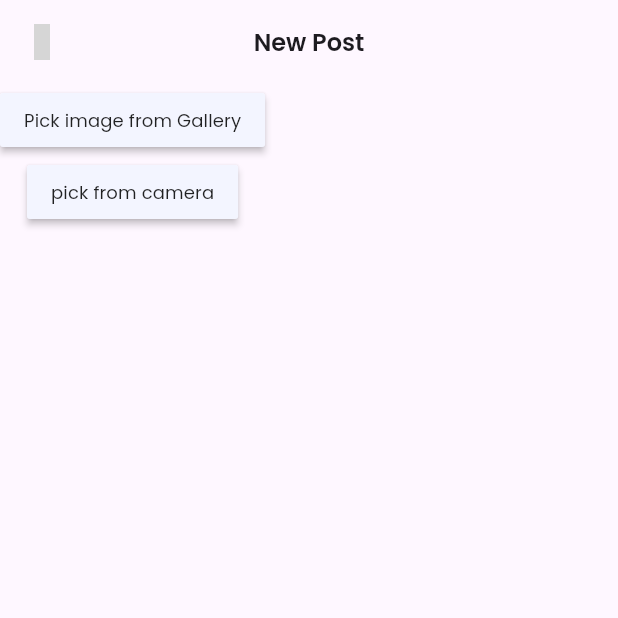
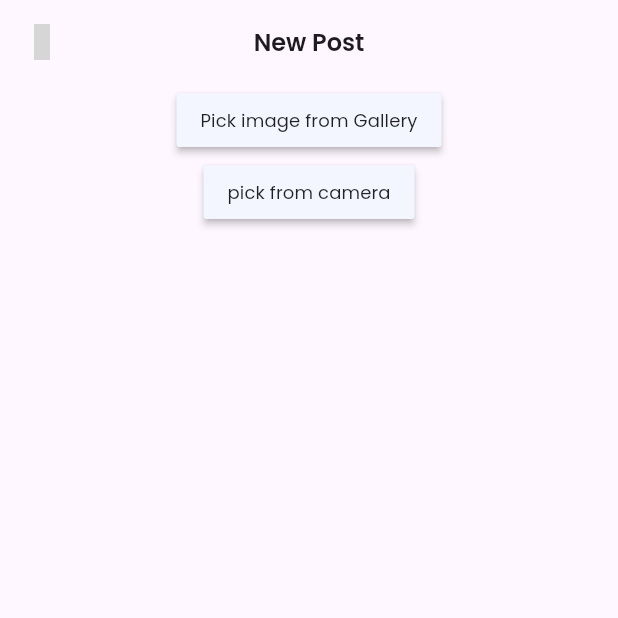
Before and after one commit to dev-blax/verbose-octo-invention, a Flutter app: the Core screen opened directly, item 3 of the bottom bar chosen, after a tap on "pick from camera", on a phone screen of 412 x 824 dp, the top half of it. Run offline on Flutter 3.47's test engine with Material 3 defaults, Android fonts, the phone set to English and light mode, and no system bars; our stand-ins replace flutter_spinkit, flutter_svg, get, iconsax, image_picker, rive and 1 more; grey boxes are pictures that could not be loaded.

Commit message:
something just like this

```diff
--- a/lib/Components/post_card.dart
+++ b/lib/Components/post_card.dart
@@ -1,6 +1,12 @@
+import 'package:explore_larosa_mobile/Features/Chat/convo_screen.dart';
+import 'package:explore_larosa_mobile/utils/constants/colors.dart';
 import 'package:explore_larosa_mobile/utils/constants/image_strings.dart';
 import 'package:flutter/gestures.dart';
 import 'package:flutter/material.dart';
+import 'package:flutter/services.dart';
+import 'package:flutter/widgets.dart';
+import 'package:get/get.dart';
+import 'package:http/http.dart';
 import 'package:iconsax/iconsax.dart';
 import 'package:flutter_svg/flutter_svg.dart';
 
@@ -31,7 +37,13 @@ class _PostCardState extends State<PostCard> {
 
   @override
   Widget build(BuildContext context) {
-    return Column(
+    return GestureDetector(
+      onDoubleTap: () {
+        setState(() {
+          isLiked = !isLiked;
+        });
+      },
+      child: Column(
         crossAxisAlignment: CrossAxisAlignment.start,
         children: [
           ImageSection(
@@ -46,52 +58,43 @@ class _PostCardState extends State<PostCard> {
             child: Row(
               mainAxisAlignment: MainAxisAlignment.spaceAround,
               children: [
+                Row(
+                  mainAxisAlignment: MainAxisAlignment.center,
+                  children: [
                     IconButton(
                       onPressed: () async {
                         setState(() {
                           isLiked = !isLiked;
                         });
-                    //try {
-                    //   Map<String, String> headers = {
-                    //     "Accept": "application/json",
-                    //     "Access-Control-Allow-Origin": "*"
-                    //   };
-                    //   // var uri = Uri.http('192.168.1.3:8080', 'countries/all');
-                    //   // print('sending country request');
-
-                    //   // var response = await http.get(uri, headers: headers);
-                    //   // print(response);
-                    //   print('sending country request');
-
-                    //   final response = await http.post(
-                    //       Uri.http('192.168.1.46:8081', '/countries/all'),
-                    //       headers: headers);
-
-                    //   print('got response ${response.body}');
-                    //   setState(() {
-                    //     isLiked = !isLiked;
-                    //   });
-                    // } catch (e) {
-                    //   throw Exception(e);
-                    // }
                       },
                       icon: !isLiked
 
                           // outlinedLike button
                           ? SvgPicture.asset(LarosaImages.outlineHeartIconPth,
-                          width: 40,
-                          height: 40,
+                              width: 30,
+                              height: 30,
                               colorFilter: const ColorFilter.mode(
                                   Colors.black, BlendMode.srcIn),
                               semanticsLabel: 'Like icon')
                           : SvgPicture.asset(iconName,
-                          width: 40,
-                          height: 40,
+                              width: 30,
+                              height: 30,
                               colorFilter: const ColorFilter.mode(
                                   Colors.red, BlendMode.srcIn),
-                          semanticsLabel: 'Like icon')),
+                              semanticsLabel: 'Like icon'),
+                    ),
+                    const Text(
+                      '128k',
+                      style: TextStyle(
+                          color: LarosaColors.dark,
+                          fontWeight: FontWeight.w600),
+                    )
+                  ],
+                ),
 
                 // Star Button
+                Row(
+                  children: [
                     IconButton(
                       onPressed: () {
                         setState(() {
@@ -103,18 +106,94 @@ class _PostCardState extends State<PostCard> {
                       icon: !isStarred
                           ? const Icon(
                               Iconsax.star,
-                          size: 40,
+                              size: 30,
                             )
                           : const Icon(
                               Iconsax.star5,
                               color: Colors.blue,
-                          size: 40,
-                        )),
+                              size: 30,
+                            ),
+                    ),
+                    const Text(
+                      '503',
+                      style: TextStyle(
+                          color: LarosaColors.dark,
+                          fontWeight: FontWeight.w600),
+                    )
+                  ],
+                ),
+
+                // comment icon
+                Row(
+                  children: [
+                    IconButton(
+                      onPressed: () {
+                        Get.bottomSheet(
+                          SingleChildScrollView(
+                            child: Container(
+                              padding: const EdgeInsets.symmetric(vertical: 20),
+                              decoration: const BoxDecoration(
+                                  color: LarosaColors.light,
+                                  borderRadius: BorderRadius.only(
+                                      topLeft: Radius.circular(20),
+                                      topRight: Radius.circular(20))),
+                              child: const Wrap(
+                                children: <Widget>[
+                                  ListTile(
+                                    leading: Icon(
+                                      Iconsax.message,
+                                      color: LarosaColors.primary,
+                                    ),
+                                    title: Text('Comment 1'),
+                                  ),
+                                  ListTile(
+                                    leading: Icon(
+                                      Iconsax.message,
+                                      color: LarosaColors.primary,
+                                    ),
+                                    title: Text('Comment 2'),
+                                  ),
+                                  ListTile(
+                                    leading: Icon(
+                                      Iconsax.message,
+                                      color: LarosaColors.primary,
+                                    ),
+                                    title: Text('Comment 3'),
+                                  ),
+                                  ListTile(
+                                    leading: Icon(
+                                      Iconsax.message,
+                                      color: LarosaColors.primary,
+                                    ),
+                                    title: Text('Comment 4'),
+                                  ),
+                                  ListTile(
+                                    leading: Icon(
+                                      Iconsax.message,
+                                      color: LarosaColors.primary,
+                                    ),
+                                    title: Text('Comment 5'),
+                                  ),
+                                  ChatInput(),
+                                ],
+                              ),
+                            ),
+                          ),
+                        );
+                      },
+                      icon: const Icon(Iconsax.message, size: 30),
+                    ),
+                    const Text(
+                      '200',
+                      style: TextStyle(
+                          color: LarosaColors.dark,
+                          fontWeight: FontWeight.w600),
+                    )
+                  ],
+                ),
                 IconButton(
                     onPressed: () {},
-                  icon: const Icon(Iconsax.message, size: 40)),
-              IconButton(
-                  onPressed: () {}, icon: const Icon(Iconsax.send_2, size: 40)),
+                    icon: const Icon(Iconsax.send_2, size: 30)),
               ],
             ),
           ),
@@ -123,6 +202,7 @@ class _PostCardState extends State<PostCard> {
             height: 20,
           )
         ],
+      ),
     );
   }
 }
--- a/lib/Features/Feeds/screens/home_screen.dart
+++ b/lib/Features/Feeds/screens/home_screen.dart
@@ -37,11 +37,13 @@ class _HomeScreenState extends State<HomeScreen> {
                 'Explore Larosa',
                 style: TextStyle(fontWeight: FontWeight.w600, fontSize: 20),
               ),
-              SvgPicture.asset(LarosaImages.notificationIconPath,
-                  width: 40,
-                  colorFilter: const ColorFilter.mode(
-                      LarosaColors.darkerGrey, BlendMode.srcIn),
-                  semanticsLabel: 'Like icon'),
+              IconButton(
+                  onPressed: () {},
+                  icon: const Icon(
+                    Iconsax.notification,
+                    size: 30,
+                    color: LarosaColors.darkerGrey,
+                  ))
             ],
           ),
         ),
@@ -57,18 +59,21 @@ class _HomeScreenState extends State<HomeScreen> {
                       LarosaColors.darkerGrey, BlendMode.srcIn),
                   semanticsLabel: 'Like icon'),
               ClipOval(
-                  child: Image.asset(
-                'assets/images/portrait1.jpg',
-                height: 50,
-                width: 50,
-                fit: BoxFit.cover,
-              )),
-              SvgPicture.asset('assets/icons/MaterialSymbolsLocationOn.svg',
-                  width: 40,
-                  height: 40,
-                  colorFilter: const ColorFilter.mode(
-                      LarosaColors.darkerGrey, BlendMode.srcIn),
-                  semanticsLabel: 'Like icon'),
+                child: Image.asset(
+                  'assets/images/portrait1.jpg',
+                  height: 50,
+                  width: 50,
+                  fit: BoxFit.cover,
+                ),
+              ),
+              IconButton(
+                onPressed: () {},
+                icon: const Icon(
+                  Iconsax.location5,
+                  size: 30,
+                  color: LarosaColors.darkerGrey,
+                ),
+              ),
             ],
           ),
         ),
@@ -80,14 +85,14 @@ class _HomeScreenState extends State<HomeScreen> {
           profilePictureString: 'assets/images/happy-couple.jpg',
         ),
         const PostCard(
-          postImageString: 'assets/images/hotel-wine.jpg',
+          postImageString: 'assets/images/pizza.jpg',
           username: 'Julius Mushi',
           isVerified: false,
           location: 'Rock City Mall',
           profilePictureString: 'assets/images/ladyInBlack.jpg',
         ),
         const PostCard(
-          postImageString: 'assets/images/beautiful-dog.jpg',
+          postImageString: 'assets/images/portrait1.jpg',
           username: 'Dwight Danda',
           isVerified: false,
           location: 'Morena Hotel, Dodoma',
--- a/lib/Features/Feeds/screens/new_post_screen.dart
+++ b/lib/Features/Feeds/screens/new_post_screen.dart
@@ -34,8 +34,12 @@ class _NewPostScreenState extends State<NewPostScreen> {
 
       final imageTemp = File(image.path);
       setState(() => this.image = imageTemp);
+
+      // Get.snackbar('title', 'message', icon: const Icon(Iconsax.tick_circle));
     } on PlatformException catch (e) {
-      print('Failed to pick image: $e');
+      //print('Failed to pick image: $e');
+      Get.snackbar('Error', 'message ${e.message}',
+          icon: const Icon(Iconsax.warning_2));
     }
   }
 
@@ -53,7 +57,8 @@ class _NewPostScreenState extends State<NewPostScreen> {
         child: Column(
           children: [
             image == null
-                  ? Column(
+                ? Center(
+                    child: Column(
                       children: [
                         MaterialButton(
                           color: LarosaColors.primaryBackground,
@@ -68,9 +73,10 @@ class _NewPostScreenState extends State<NewPostScreen> {
                           child: const Text('pick from camera'),
                         ),
                       ],
+                    ),
                   )
                 : Padding(
-                      padding: const EdgeInsets.symmetric(horizontal: 20.0),
+                    padding: const EdgeInsets.symmetric(horizontal: 10.0),
                     child: Column(
                       children: [
                         const SizedBox(
@@ -79,6 +85,7 @@ class _NewPostScreenState extends State<NewPostScreen> {
                         ClipRRect(
                           borderRadius: BorderRadius.circular(20),
                           child: SizedBox(
+                            width: MediaQuery.of(context).size.width,
                             height: 400,
                             child: Image.file(
                               File(image!.path),
@@ -101,9 +108,10 @@ class _NewPostScreenState extends State<NewPostScreen> {
                           child: TextFormField(
                             clipBehavior: Clip.hardEdge,
                             decoration: InputDecoration(
-                                  hintText: 'Decoration',
-                                  focusedBorder: const OutlineInputBorder(
-                                      borderSide: BorderSide(
+                                hintText: 'Description',
+                                focusedBorder: OutlineInputBorder(
+                                    borderRadius: BorderRadius.circular(40),
+                                    borderSide: const BorderSide(
                                         color: Colors.transparent)),
                                 enabledBorder: OutlineInputBorder(
                                     borderRadius: BorderRadius.circular(40),
@@ -119,8 +127,9 @@ class _NewPostScreenState extends State<NewPostScreen> {
                             clipBehavior: Clip.hardEdge,
                             decoration: InputDecoration(
                                 hintText: 'Location',
-                                  focusedBorder: const OutlineInputBorder(
-                                      borderSide: BorderSide(
+                                focusedBorder: OutlineInputBorder(
+                                    borderRadius: BorderRadius.circular(40),
+                                    borderSide: const BorderSide(
                                         color: Colors.transparent)),
                                 enabledBorder: OutlineInputBorder(
                                     borderRadius: BorderRadius.circular(40),
@@ -136,8 +145,9 @@ class _NewPostScreenState extends State<NewPostScreen> {
                             clipBehavior: Clip.hardEdge,
                             decoration: InputDecoration(
                                 hintText: 'Related Business',
-                                  focusedBorder: const OutlineInputBorder(
-                                      borderSide: BorderSide(
+                                focusedBorder: OutlineInputBorder(
+                                    borderRadius: BorderRadius.circular(40),
+                                    borderSide: const BorderSide(
                                         color: Colors.transparent)),
                                 enabledBorder: OutlineInputBorder(
                                     borderRadius: BorderRadius.circular(40),
@@ -147,27 +157,24 @@ class _NewPostScreenState extends State<NewPostScreen> {
                                 fillColor: LarosaColors.primaryBackground),
                           ),
                         ),
-                          const SizedBox(height: 100),
-                        ],
-                      ),
-                    )
-            ],
-          ),
-        ),
-        floatingActionButton: image != null
-            ? Container(
-                width: 180,
-                padding:
-                    const EdgeInsets.symmetric(horizontal: 20, vertical: 10),
+                        const SizedBox(height: 20),
+                        Container(
+                          width: MediaQuery.of(context).size.width,
+                          padding: const EdgeInsets.symmetric(
+                              horizontal: 20, vertical: 10),
                           decoration: BoxDecoration(
                               borderRadius: BorderRadius.circular(40),
                               gradient: const LinearGradient(
-                        colors: [Color(0xff34a4f9), Color(0xff0a1282)],
+                                  colors: [
+                                    Color(0xff34a4f9),
+                                    Color(0xff0a1282)
+                                  ],
                                   begin: Alignment.centerLeft,
                                   end: Alignment.centerRight)),
                           child: ElevatedButton(
                             style: ElevatedButton.styleFrom(
-                      elevation: 0, backgroundColor: Colors.transparent),
+                                elevation: 0,
+                                backgroundColor: Colors.transparent),
                             onPressed: () {},
                             child: const Row(
                               children: [
@@ -188,7 +195,16 @@ class _NewPostScreenState extends State<NewPostScreen> {
                               ],
                             ),
                           ),
+                        ),
+                        const SizedBox(
+                          height: 100,
                         )
-            : null);
+                      ],
+                    ),
+                  )
+          ],
+        ),
+      ),
+    );
   }
 }
--- a/lib/app.dart
+++ b/lib/app.dart
@@ -1,3 +1,4 @@
+import 'package:explore_larosa_mobile/Components/animated_bottom_nav.dart';
 import 'package:explore_larosa_mobile/Features/Authentication/screens/business_signup.dart';
 import 'package:explore_larosa_mobile/Features/Authentication/screens/login_screen.dart';
 import 'package:explore_larosa_mobile/Features/Authentication/screens/signup_screen.dart';
@@ -30,7 +31,7 @@ class App extends StatelessWidget {
       themeMode: ThemeMode.system,
       theme: LarosaAppTheme.lightTheme,
       darkTheme: LarosaAppTheme.darkTheme,
-      home: const SignupScreen(),
+      home: const Core(),
     );
   }
 }
--- a/lib/core.dart
+++ b/lib/core.dart
@@ -1,6 +1,9 @@
 import 'package:explore_larosa_mobile/Features/Feeds/screens/home_screen.dart';
 import 'package:explore_larosa_mobile/Features/Feeds/screens/new_post_screen.dart';
 import 'package:explore_larosa_mobile/Features/Profiles/screens/business_profile.dart';
+import 'package:explore_larosa_mobile/Features/Transport/screens/main_transport_screen.dart';
+import 'package:explore_larosa_mobile/Models/nav_item_model.dart';
+import 'package:explore_larosa_mobile/utils/constants/colors.dart';
 import 'package:explore_larosa_mobile/utils/constants/image_strings.dart';
 import 'package:flutter/material.dart';
 import 'package:flutter_svg/flutter_svg.dart';
@@ -23,6 +26,7 @@ class _CoreState extends State<Core> {
       body: Obx(() => controller.screens[controller.selectedIndex.value]),
       bottomNavigationBar: Obx(
         () => NavigationBar(
+            backgroundColor: LarosaColors.lightContainer,
             height: 80,
             elevation: 0,
             selectedIndex: controller.selectedIndex.value,
@@ -34,7 +38,17 @@ class _CoreState extends State<Core> {
             },
             destinations: [
               const NavigationDestination(
-                  icon: Icon(Iconsax.home), label: 'Home'),
+                icon: Icon(Iconsax.home),
+                // icon: SizedBox(
+                //   height: 36,
+                //   width: 36,
+                //   child: RiveAnimation.asset(
+                //     bottomNavItems[0].rive.src,
+                //     artboard: bottomNavItems[0].rive.artboard,
+                //   ),
+                // ),
+                label: 'Home',
+              ),
               const NavigationDestination(
                   icon: Icon(Iconsax.search_normal), label: 'Search'),
               const NavigationDestination(
@@ -61,9 +75,10 @@ class NavigationController extends GetxController {
     Container(
       color: Colors.orange,
     ),
-    Container(
-      color: Colors.purple,
-    ),
+    // Container(
+    //   color: Colors.purple,
+    // ),
+    const MainTransportScreen(),
     const BusinessProfile(),
   ];
 }
--- a/lib/utils/constants/links.dart
+++ b/lib/utils/constants/links.dart
@@ -4,5 +4,6 @@ class LarosaLinks {
   static const String baseurl = '192.168.1.46:8081';
   static const String countriesEndpoint = '/countries/all';
   static const String registrationEndpoint = '/api/v1/auth/register';
+  static const String loginEndpoint = '/api/v1/auth/login';
   static const String forgetPassword = '192.168.1.46:8081/api/vs/auth/register';
 }
--- a/pubspec.yaml
+++ b/pubspec.yaml
@@ -67,6 +67,7 @@ dependencies:
 
   # animations
   rive: ^0.12.4
+  google_maps_flutter: ^2.2.8
 
 dev_dependencies:
   flutter_test:
@@ -94,6 +95,8 @@ flutter:
   assets:
     - assets/images/
     - assets/icons/
+    - assets/riv_assets/
+
 
   # An image asset can refer to one or more resolution-specific "variants", see
   # https://flutter.dev/assets-and-images/#resolution-aware
```
Also changed, not shown: lib/Components/animated_bottom_nav.dart (added, +47 -0 lines), lib/Components/bottom_nav.dart (deleted, +0 -21 lines), lib/Features/Authentication/screens/login_screen.dart (+32 -8 lines), lib/Features/Authentication/screens/signup_screen.dart (+34 -38 lines), lib/Features/Onboarding/controllers/account_type_controller.dart (+3 -9 lines), lib/Features/Transport/screens/main_transport_screen.dart (added, +133 -0 lines), lib/Models/nav_item_model.dart (added, +51 -0 lines), lib/Models/rive_model.dart (added, +16 -0 lines), assets/images/Spline.png (added), assets/images/map.PNG (added), pubspec.lock, 4 other files. Lines whose indentation alone changed are shown as unchanged.
